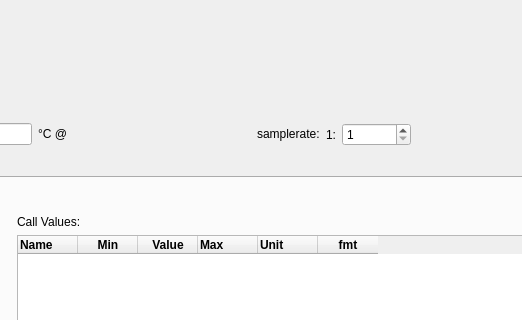
The window that src/ATE/org/actions_on/program/TestProgramWizard.ui (goanpeca/ATE.org) describes before a commit, drawn with Qt 5; both pictures show x 409 to 931 and y 0 to 320 of the 1036 by 828 pixel window.
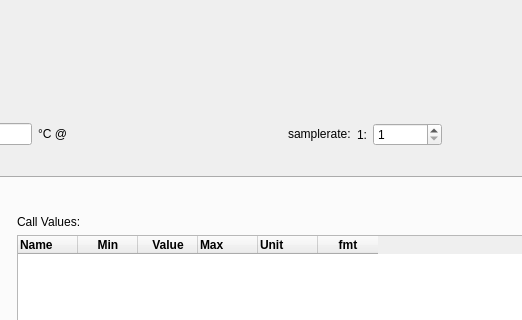
The same window after the commit.

The edit to the form file:
```diff
--- a/src/ATE/org/actions_on/program/TestProgramWizard.ui
+++ b/src/ATE/org/actions_on/program/TestProgramWizard.ui
@@ -472,7 +472,7 @@
         <widget class="QLabel" name="temperature_feedback">
          <property name="minimumSize">
           <size>
-           <width>171</width>
+           <width>202</width>
            <height>0</height>
           </size>
          </property>
```
